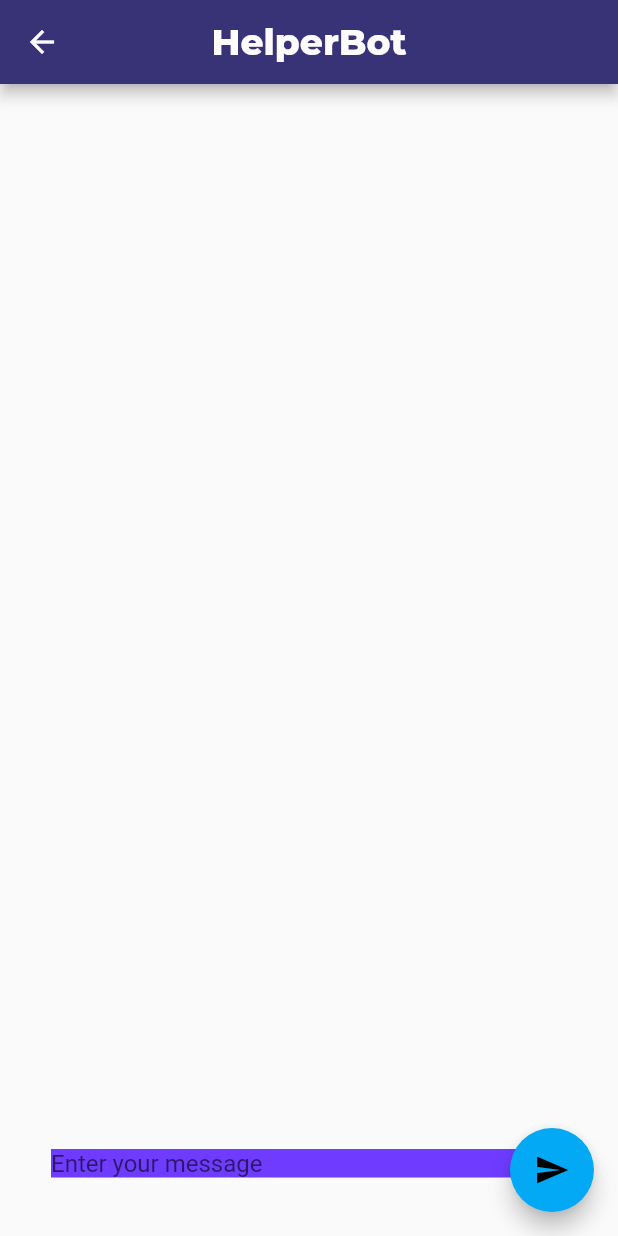
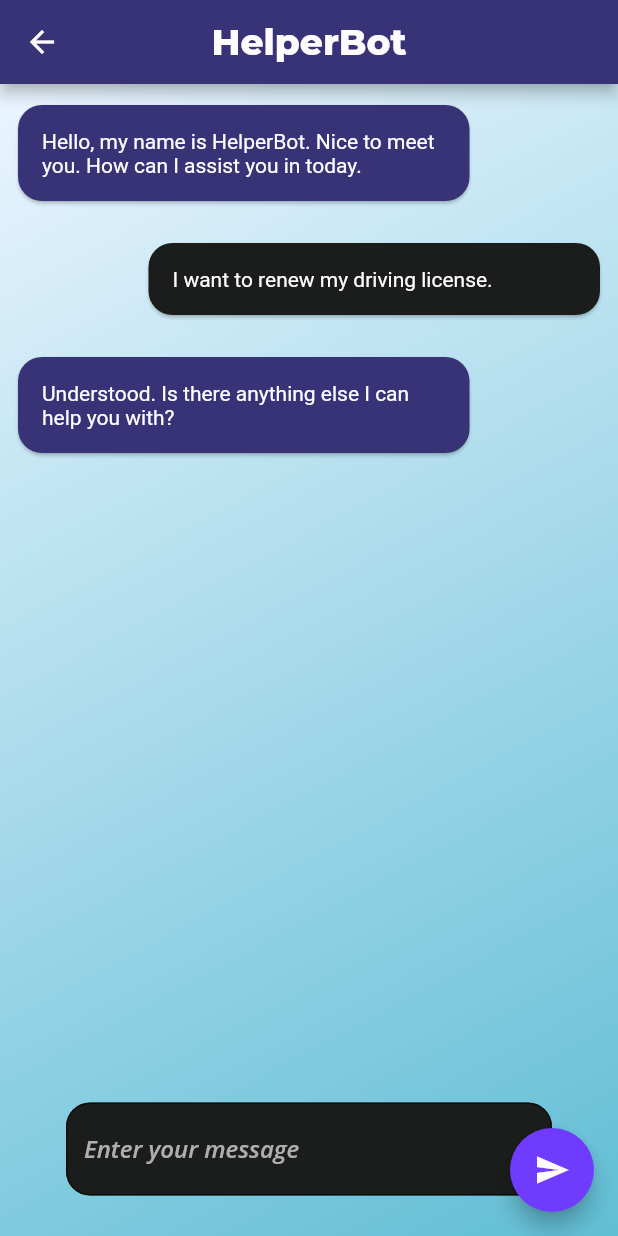
Before and after one commit to Azizie13/TemuGov, a Flutter app: the ChatPage screen opened directly, on a phone screen of 412 x 824 dp. Run offline on Flutter 3.47's test engine with Material 2 defaults, Android fonts, the phone set to English and light mode, and no system bars; our stand-ins replace animated_splash_screen, flutter_signin_button, google_fonts, page_transition.

Commit message:
Did some touchups on the chatbot interface

```diff
--- a/lib/src/main_pages/utils/chatbot_page.dart
+++ b/lib/src/main_pages/utils/chatbot_page.dart
@@ -1,5 +1,6 @@
 import 'package:flutter/material.dart';
 import 'package:temugov_dev/src/app_styles.dart';
+import 'package:temugov_dev/src/decoration/background.dart';
 
 class ChatPage extends StatefulWidget {
   const ChatPage({Key? key}) : super(key: key);
@@ -9,14 +10,19 @@ class ChatPage extends StatefulWidget {
 }
 
 class _ChatPageState extends State<ChatPage> {
-  final List<String> _messages = [];
+  final List<String> _messages = [
+    "Hello, my name is HelperBot. Nice to meet you. How can I assist you in today.",
+    "I want to renew my driving license.",
+    "Understood. Is there anything else I can help you with?"
+  ];
+
   final TextEditingController _textController = TextEditingController();
 
   void _handleSubmitted(String text) {
     _textController.clear();
     setState(() {
-      _messages.insert(0, text);
-      _messages.insert(0, 'Chatbot: Hello, how can I assist you today?');
+      _messages.add(text);
+      _messages.add("Helperbot: Understood, I'll get right to it.");
     });
   }
 
@@ -33,37 +39,78 @@ class _ChatPageState extends State<ChatPage> {
         titleTextStyle: kMontExtraBold.copyWith(fontSize: 24, color: kWhite),
         foregroundColor: kWhite,
       ),
-      body: Column(
+      body: Container(
+        height: double.infinity,
+        width: double.infinity,
+        decoration: backgroundGradient(),
+        child: SafeArea(
+          child: Column(
             children: [
               Expanded(
                 child: ListView.builder(
-              reverse: true,
+                  reverse: false,
                   itemCount: _messages.length,
                   itemBuilder: (BuildContext context, int index) {
                     final String message = _messages[index];
+                    bool sentByCurrentUser = (index % 2 == 0);
+
                     return Container(
-                  margin: const EdgeInsets.symmetric(vertical: 10.0),
-                  child: Text(message),
+                      alignment: sentByCurrentUser
+                          ? Alignment.centerLeft
+                          : Alignment.centerRight,
+                      margin: const EdgeInsets.symmetric(
+                          vertical: 10.0, horizontal: 8.0),
+                      child: SizedBox(
+                        width: MediaQuery.of(context).size.width * 0.75,
+                        child: Card(
+                          color: sentByCurrentUser ? kPurple : kBlack,
+                          shape: RoundedRectangleBorder(
+                            borderRadius: BorderRadius.circular(16.0),
+                          ),
+                          child: Padding(
+                            padding: const EdgeInsets.all(16.0),
+                            child: Text(
+                              message,
+                              style: const TextStyle(color: kWhite),
+                            ),
+                          ),
+                        ),
+                      ),
                     );
+                    ;
                   },
                 ),
               ),
               Container(
-            margin: const EdgeInsets.symmetric(horizontal: 8.0),
-            padding: const EdgeInsets.all(12),
+                margin:
+                    const EdgeInsets.only(left: 30.0, right: 30.0, top: 5.0),
                 child: Container(
-              margin: const EdgeInsets.symmetric(horizontal: 14, vertical: 27),
-              decoration: const BoxDecoration(color: kLightPurple),
+                  margin:
+                      const EdgeInsets.symmetric(horizontal: 14, vertical: 27),
                   child: TextField(
                     controller: _textController,
                     onSubmitted: _handleSubmitted,
-                decoration: InputDecoration.collapsed(
+                    decoration: InputDecoration(
+                      filled: true,
+                      fillColor: kBlack,
+                      hintStyle: kOpenSansSemiBold.copyWith(
+                          color: kGreyButton, fontStyle: FontStyle.italic),
+                      border: OutlineInputBorder(
+                        borderRadius: BorderRadius.circular(16.0),
+                        borderSide: const BorderSide(
+                          color: Colors.black,
+                          width: 3.0,
+                        ),
+                      ),
                       hintText: 'Enter your message',
                     ),
+                    style: kOpenSansRegular.copyWith(color: kWhite),
                   ),
                 ),
               ),
             ],
+          ),
+        ),
       ),
       floatingActionButton: FloatingActionButton(
         onPressed: () {
@@ -71,7 +118,11 @@ class _ChatPageState extends State<ChatPage> {
             _handleSubmitted(_textController.text);
           }
         },
-        child: Icon(Icons.send),
+        backgroundColor: kLightPurple,
+        child: const Icon(
+          Icons.send_sharp,
+          color: kWhite,
+        ),
       ),
     );
   }
--- a/lib/src/main_pages/utils/dependent_page.dart
+++ b/lib/src/main_pages/utils/dependent_page.dart
@@ -23,9 +23,8 @@ class DependentPage extends StatelessWidget {
           width: double.infinity,
           decoration: backgroundGradient(),
           child: SafeArea(child: _buildSettings())),
-      floatingActionButton: Align(
-        alignment: Alignment.bottomCenter,
-        child: FloatingActionButton(
+      floatingActionButtonLocation: FloatingActionButtonLocation.centerFloat,
+      floatingActionButton: FloatingActionButton(
         tooltip: 'Add new dependents',
         backgroundColor: kPurple,
         foregroundColor: kWhite,
@@ -33,7 +32,6 @@ class DependentPage extends StatelessWidget {
           debugPrint("Add new dependents.");
         },
         child: const Icon(Icons.add),
-        ),
       ),
     );
   }
--- a/lib/src/main_pages/utils/faq_page.dart
+++ b/lib/src/main_pages/utils/faq_page.dart
@@ -1,5 +1,6 @@
 import 'package:flutter/material.dart';
 import 'package:temugov_dev/src/app_styles.dart';
+import 'package:temugov_dev/src/decoration/background.dart';
 
 class FAQPage extends StatefulWidget {
   const FAQPage({Key? key}) : super(key: key);
@@ -13,17 +14,17 @@ class _FAQPageState extends State<FAQPage> {
     Item(
       question: 'What is TemuGOV?',
       answer:
-          'Flutter is a mobile app SDK for building high-performance, high-fidelity, apps for iOS, Android, web, and desktop from a single codebase.',
+          "TemuGOV is an all-in-one appointment making app for government services. With TemuGOV, you can easily schedule appointments for a wide range of government services, all from one convenient platform. Whether you need to renew your passport, apply for a driver's license, or schedule a meeting with a government official, TemuGOV makes it easy and convenient to get the services you need. Say goodbye to long lines, and hello to the future of government service!",
     ),
     Item(
       question: 'What are the advantages of using TemuGOV?',
       answer:
-          'Some advantages of using Flutter are: fast development, expressive and flexible UI, native performance, and a single codebase for multiple platforms.',
+          "TemuGov offers a number of advantages for users who need to access government services:\n\nConvenience: With TemuGov, you can schedule appointments for a wide range of government services from one centralized platform, saving you time and hassle.\n\n...",
     ),
     Item(
       question: 'Is TemuGOV free?',
       answer:
-          'Yes, Flutter is an open-source framework and is free to use, even for commercial projects.',
+          'While most features of TemuGOV are free to use, there are some features that require an in-app purchase, such as the Fast Queue feature. So while the app itself is free to download and use, some of its more advanced features may require payment.',
     ),
   ];
 
@@ -40,8 +41,12 @@ class _FAQPageState extends State<FAQPage> {
         titleTextStyle: kMontExtraBold.copyWith(fontSize: 24, color: kWhite),
         foregroundColor: kWhite,
       ),
-      body: SingleChildScrollView(
-        child: Container(
+      body: Container(
+        height: double.infinity,
+        width: double.infinity,
+        decoration: backgroundGradient(),
+        child: SafeArea(
+          child: SingleChildScrollView(
             child: ExpansionPanelList(
               expansionCallback: (int index, bool isExpanded) {
                 setState(() {
@@ -64,6 +69,7 @@ class _FAQPageState extends State<FAQPage> {
             ),
           ),
         ),
+      ),
     );
   }
 }
```
Lines whose indentation alone changed are shown as unchanged.
